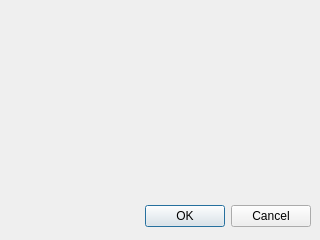
First picture: the form in dlgtools.ui, repository anuzcan/qgis_plugin_point_survey, before the edit.
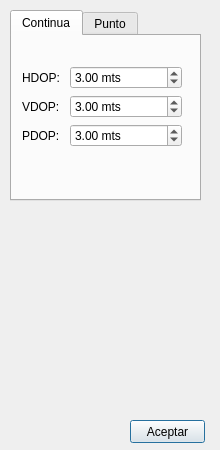
Second picture: the form after the edit.

What changed in the file:
```diff
--- a/dlgtools.ui
+++ b/dlgtools.ui
@@ -6,27 +6,128 @@
    <rect>
     <x>0</x>
     <y>0</y>
-    <width>320</width>
-    <height>240</height>
+    <width>220</width>
+    <height>450</height>
    </rect>
   </property>
   <property name="windowTitle">
    <string>Herramientas</string>
   </property>
-  <widget class="QDialogButtonBox" name="buttonBox">
+  <property name="windowOpacity">
+   <double>0.950000000000000</double>
+  </property>
+  <widget class="QTabWidget" name="tabWidget">
    <property name="geometry">
     <rect>
      <x>10</x>
-     <y>200</y>
-     <width>301</width>
-     <height>32</height>
+     <y>10</y>
+     <width>191</width>
+     <height>191</height>
     </rect>
    </property>
-   <property name="orientation">
-    <enum>Qt::Horizontal</enum>
+   <property name="currentIndex">
+    <number>0</number>
    </property>
-   <property name="standardButtons">
-    <set>QDialogButtonBox::Cancel|QDialogButtonBox::Ok</set>
+   <widget class="QWidget" name="tab_1">
+    <property name="enabled">
+     <bool>true</bool>
+    </property>
+    <property name="accessibleDescription">
+     <string/>
+    </property>
+    <attribute name="title">
+     <string>Continua</string>
+    </attribute>
+    <widget class="QWidget" name="formLayoutWidget">
+     <property name="geometry">
+      <rect>
+       <x>10</x>
+       <y>30</y>
+       <width>160</width>
+       <height>100</height>
+      </rect>
+     </property>
+     <layout class="QFormLayout" name="formLayout">
+      <item row="0" column="0">
+       <widget class="QLabel" name="label_hdpo">
+        <property name="text">
+         <string>HDOP: </string>
+        </property>
+       </widget>
+      </item>
+      <item row="1" column="0">
+       <widget class="QLabel" name="label_vdop">
+        <property name="text">
+         <string>VDOP: </string>
+        </property>
+       </widget>
+      </item>
+      <item row="2" column="0">
+       <widget class="QLabel" name="label_pdop">
+        <property name="text">
+         <string>PDOP: </string>
+        </property>
+       </widget>
+      </item>
+      <item row="0" column="1">
+       <widget class="QDoubleSpinBox" name="hdopSpinBox">
+        <property name="suffix">
+         <string> mts</string>
+        </property>
+        <property name="singleStep">
+         <double>0.010000000000000</double>
+        </property>
+        <property name="value">
+         <double>3.000000000000000</double>
+        </property>
+       </widget>
+      </item>
+      <item row="1" column="1">
+       <widget class="QDoubleSpinBox" name="vdopSpinBox">
+        <property name="suffix">
+         <string> mts</string>
+        </property>
+        <property name="singleStep">
+         <double>0.010000000000000</double>
+        </property>
+        <property name="value">
+         <double>3.000000000000000</double>
+        </property>
+       </widget>
+      </item>
+      <item row="2" column="1">
+       <widget class="QDoubleSpinBox" name="pdopSpinBox">
+        <property name="suffix">
+         <string> mts</string>
+        </property>
+        <property name="singleStep">
+         <double>0.010000000000000</double>
+        </property>
+        <property name="value">
+         <double>3.000000000000000</double>
+        </property>
+       </widget>
+      </item>
+     </layout>
+    </widget>
+   </widget>
+   <widget class="QWidget" name="tab_2">
+    <attribute name="title">
+     <string>Punto</string>
+    </attribute>
+   </widget>
+  </widget>
+  <widget class="QPushButton" name="pushButton">
+   <property name="geometry">
+    <rect>
+     <x>130</x>
+     <y>420</y>
+     <width>75</width>
+     <height>23</height>
+    </rect>
+   </property>
+   <property name="text">
+    <string>Aceptar</string>
    </property>
   </widget>
  </widget>
```
Left out of the diff: 35 changed lines with no effect on the pictures.
